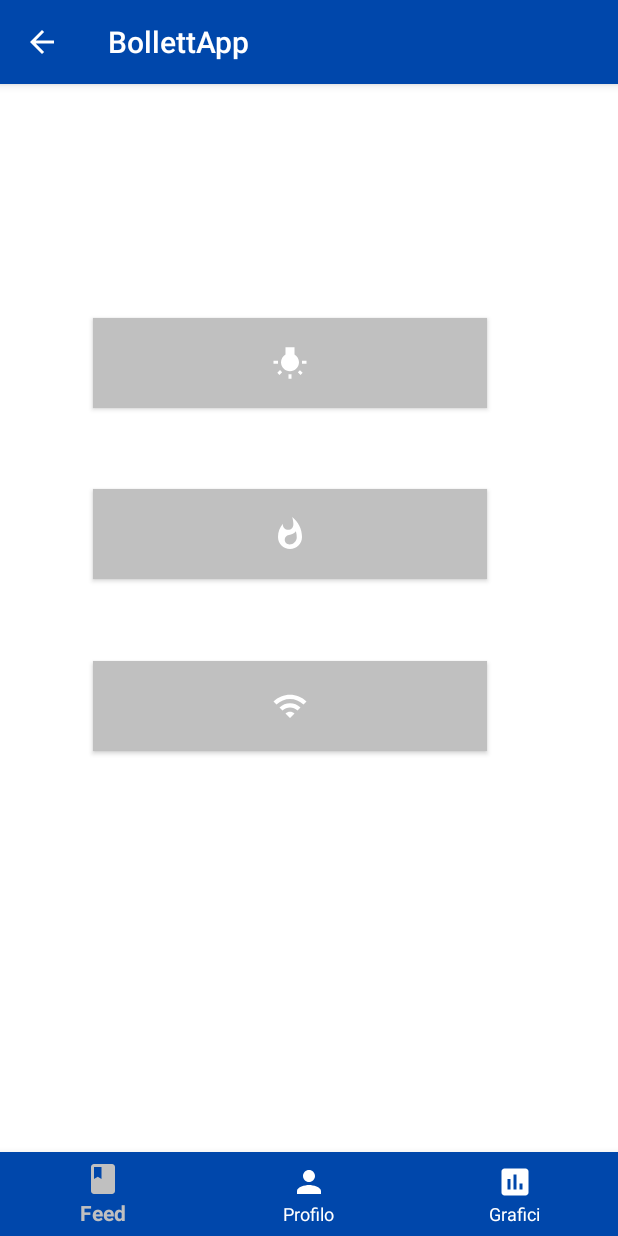
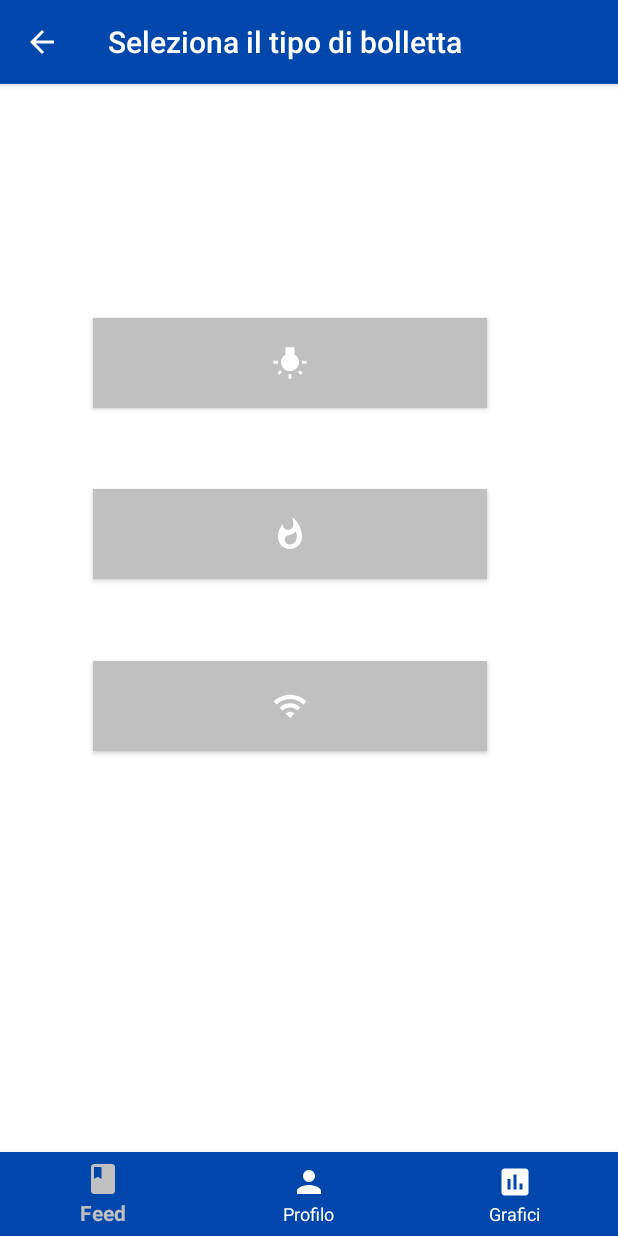
Before and after one commit to DanielePallini/BollettApp, an Android app: the fragment FragmentFeed placed in its activity, after a tap on an icon or button, on a phone screen of 412 x 824 dp. Run offline under Robolectric (Android 15) with nearby library versions, the phone set to English and light mode, and no system bars; our stand-ins replace Firebase (no records; nobody signed in at launch, a user with empty details on screens opened directly).

Commit message:
Update: Fixed bugs.

```diff
--- a/app/src/main/java/com/example/login/fragments/FragmentBolletta.java
+++ b/app/src/main/java/com/example/login/fragments/FragmentBolletta.java
@@ -15,6 +15,7 @@ import android.widget.Toast;
 
 import androidx.annotation.NonNull;
 import androidx.annotation.Nullable;
+import androidx.appcompat.app.AppCompatActivity;
 import androidx.fragment.app.DialogFragment;
 import androidx.fragment.app.Fragment;
 
@@ -64,6 +65,8 @@ public class FragmentBolletta extends Fragment {
         textDataScadenza = view.findViewById(R.id.text_data_scadenza);
         textPeriodo = view.findViewById(R.id.text_periodo_riferimento);
         textFine = view.findViewById(R.id.text_fine_riferimento);
+        ((AppCompatActivity)getActivity()).getSupportActionBar().setTitle("Inserisci i dati della bolletta");
+
         Bundle args = getArguments();
         max = args.getLong("max", 0);
         tipo = args.getString("tipo", "");
--- a/app/src/main/java/com/example/login/fragments/FragmentFeed.java
+++ b/app/src/main/java/com/example/login/fragments/FragmentFeed.java
@@ -69,9 +69,11 @@ public class FragmentFeed extends Fragment implements FeedAdapter.OnFeedClickLis
     public View onCreateView(@NonNull LayoutInflater inflater, @Nullable ViewGroup container, @Nullable Bundle savedInstanceState){
         View view = inflater.inflate(R.layout.fragment_feed, container, false);
         ((AppCompatActivity)getActivity()).getSupportActionBar().setDisplayHomeAsUpEnabled(false);
+        ((AppCompatActivity)getActivity()).getSupportActionBar().setTitle("Storico bollette");
 
         recyclerView = view.findViewById(R.id.rv_feed);
         recyclerView.setLayoutManager(new LinearLayoutManager(getContext()));
+        bollette.clear();
         feedAdapter = new FeedAdapter(bollette, this);
         recyclerView.addItemDecoration(new DividerItemDecoration(getContext(),
                 DividerItemDecoration.VERTICAL));
--- a/app/src/main/java/com/example/login/fragments/FragmentGrafici.java
+++ b/app/src/main/java/com/example/login/fragments/FragmentGrafici.java
@@ -13,6 +13,7 @@ import android.widget.ListView;
 
 import androidx.annotation.NonNull;
 import androidx.annotation.Nullable;
+import androidx.appcompat.app.AppCompatActivity;
 import androidx.fragment.app.Fragment;
 
 import com.example.login.MainActivity;
@@ -60,6 +61,7 @@ public class FragmentGrafici extends Fragment {
         getActivity().getWindow().setFlags(WindowManager.LayoutParams.FLAG_FULLSCREEN,
                 WindowManager.LayoutParams.FLAG_FULLSCREEN);
         View view = inflater.inflate(R.layout.fragment_grafici, container, false);
+        ((AppCompatActivity)getActivity()).getSupportActionBar().setTitle("Grafici");
 
         //BarChart chart = view.findViewById(R.id.barchart);
         /*
--- a/app/src/main/java/com/example/login/fragments/FragmentProfilo.java
+++ b/app/src/main/java/com/example/login/fragments/FragmentProfilo.java
@@ -22,6 +22,7 @@ import android.widget.Toast;
 
 import androidx.annotation.NonNull;
 import androidx.annotation.Nullable;
+import androidx.appcompat.app.AppCompatActivity;
 import androidx.fragment.app.Fragment;
 
 import com.bumptech.glide.Glide;
@@ -69,6 +70,7 @@ public class FragmentProfilo extends Fragment {
     @Override
     public View onCreateView(@NonNull LayoutInflater inflater, @Nullable ViewGroup container, @Nullable Bundle savedInstanceState) {
         View view = inflater.inflate(R.layout.fragment_profilo, container, false);
+        ((AppCompatActivity)getActivity()).getSupportActionBar().setTitle("Profilo");
         proPic = view.findViewById(R.id.propic);
         proPic.setClipToOutline(true);
         textNome = view.findViewById(R.id.text_nome);
--- a/app/src/main/java/com/example/login/fragments/FragmentSelezioneBolletta.java
+++ b/app/src/main/java/com/example/login/fragments/FragmentSelezioneBolletta.java
@@ -29,6 +29,7 @@ public class FragmentSelezioneBolletta extends Fragment implements View.OnClickL
     public View onCreateView(@NonNull LayoutInflater inflater, @Nullable ViewGroup container, @Nullable Bundle savedInstanceState) {
         View view = inflater.inflate(R.layout.fragment_selezione_bolletta, container, false);
         ((AppCompatActivity)getActivity()).getSupportActionBar().setDisplayHomeAsUpEnabled(true);
+        ((AppCompatActivity)getActivity()).getSupportActionBar().setTitle("Seleziona il tipo di bolletta");
         btnAddLuce = view.findViewById(R.id.button_add_bolletta_luce);
         btnAddGas = view.findViewById(R.id.button_add_bolletta_gas);
         btnAddInternet = view.findViewById(R.id.button_add_bolletta_internet);
--- a/app/src/main/res/layout/activity_main.xml
+++ b/app/src/main/res/layout/activity_main.xml
@@ -15,7 +15,6 @@
         android:id="@+id/fragment_container"/>
 
 
-
     <com.google.android.material.bottomnavigation.BottomNavigationView
         android:layout_width="match_parent"
         android:layout_height="wrap_content"
```
